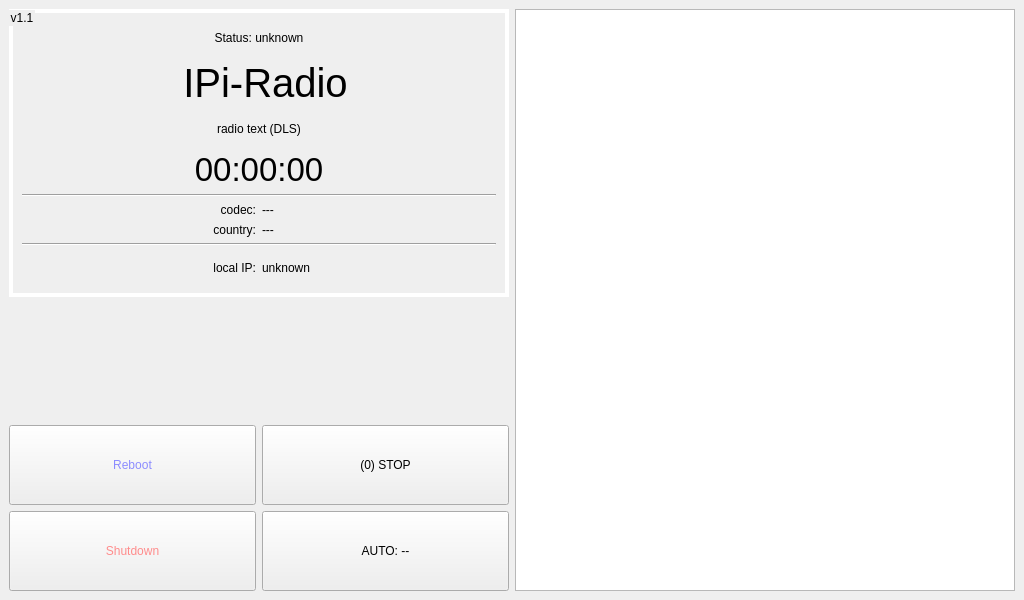
Qt form src/ui/1024x600_v2.ui (IPi-Radio/IPi-Radio) before a commit.
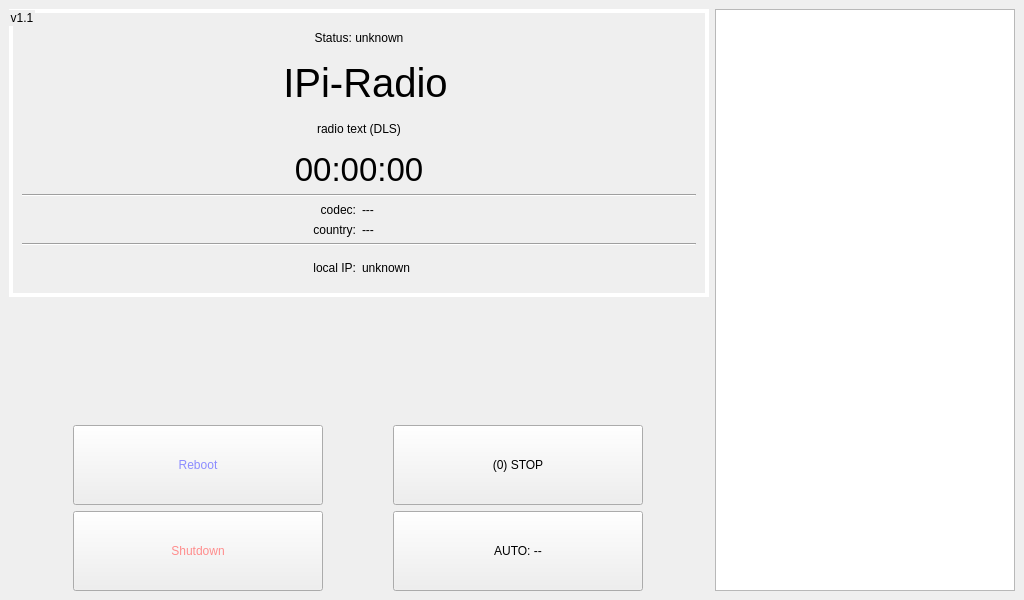
The same form after that commit.

Commit message: minimize problem with long station names

```diff
--- a/src/ui/1024x600_v2.ui
+++ b/src/ui/1024x600_v2.ui
@@ -29,7 +29,7 @@
       <item>
        <widget class="QGroupBox" name="groupBox">
         <property name="sizePolicy">
-         <sizepolicy hsizetype="Expanding" vsizetype="MinimumExpanding">
+         <sizepolicy hsizetype="Ignored" vsizetype="MinimumExpanding">
           <horstretch>0</horstretch>
           <verstretch>0</verstretch>
          </sizepolicy>
@@ -99,6 +99,9 @@
            <property name="alignment">
             <set>Qt::AlignCenter</set>
            </property>
+           <property name="wordWrap">
+            <bool>true</bool>
+           </property>
           </widget>
          </item>
          <item>
@@ -326,11 +329,17 @@
     <item>
      <widget class="QListWidget" name="radiolist">
       <property name="sizePolicy">
-       <sizepolicy hsizetype="Expanding" vsizetype="Expanding">
+       <sizepolicy hsizetype="Minimum" vsizetype="Expanding">
         <horstretch>0</horstretch>
         <verstretch>0</verstretch>
        </sizepolicy>
       </property>
+      <property name="minimumSize">
+       <size>
+        <width>300</width>
+        <height>0</height>
+       </size>
+      </property>
       <property name="focusPolicy">
        <enum>Qt::NoFocus</enum>
       </property>
```
The commit also changes 2 other files.
